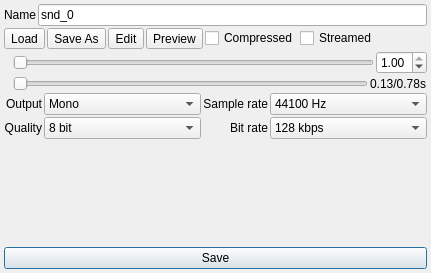
Before: the Qt Designer form Editors/SoundEditor.ui in enigma-dev/RadialGM, drawn with Qt 5.
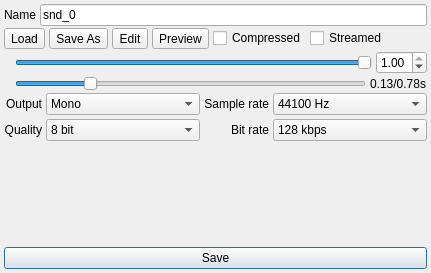
After: the same form once the commit is applied. Icons and pictures are not drawn.

Commit message: configure label buddies

Diff of the .ui file:
```diff
--- a/Editors/SoundEditor.ui
+++ b/Editors/SoundEditor.ui
@@ -36,7 +36,7 @@
    <item>
     <layout class="QHBoxLayout" name="nameLayout">
      <property name="spacing">
-      <number>2</number>
+      <number>4</number>
      </property>
      <item>
       <widget class="QLabel" name="nameLabel">
@@ -57,7 +57,7 @@
    <item>
     <layout class="QHBoxLayout" name="actionsLayout">
      <property name="spacing">
-      <number>2</number>
+      <number>4</number>
      </property>
      <item>
       <widget class="QToolButton" name="loadButton">
@@ -146,6 +146,9 @@
    </item>
    <item>
     <layout class="QHBoxLayout" name="volumeLayout">
+     <property name="spacing">
+      <number>4</number>
+     </property>
      <item>
       <widget class="QLabel" name="volumeLabel">
        <property name="text">
@@ -158,9 +161,30 @@
      </item>
      <item>
       <widget class="QSlider" name="volumeSlider">
+       <property name="maximum">
+        <number>100</number>
+       </property>
+       <property name="value">
+        <number>100</number>
+       </property>
+       <property name="tracking">
+        <bool>true</bool>
+       </property>
        <property name="orientation">
         <enum>Qt::Horizontal</enum>
        </property>
+       <property name="invertedAppearance">
+        <bool>false</bool>
+       </property>
+       <property name="invertedControls">
+        <bool>false</bool>
+       </property>
+       <property name="tickPosition">
+        <enum>QSlider::NoTicks</enum>
+       </property>
+       <property name="tickInterval">
+        <number>0</number>
+       </property>
       </widget>
      </item>
      <item>
@@ -177,6 +201,9 @@
    </item>
    <item>
     <layout class="QHBoxLayout" name="playbackLayout">
+     <property name="spacing">
+      <number>4</number>
+     </property>
      <item>
       <widget class="QLabel" name="playbackLabel">
        <property name="text">
@@ -189,6 +216,12 @@
      </item>
      <item>
       <widget class="QSlider" name="playbackSlider">
+       <property name="minimum">
+        <number>0</number>
+       </property>
+       <property name="value">
+        <number>20</number>
+       </property>
        <property name="orientation">
         <enum>Qt::Horizontal</enum>
        </property>
@@ -205,6 +238,9 @@
    </item>
    <item>
     <layout class="QGridLayout" name="targetOptionsLayout" columnstretch="0,1,0,1">
+     <property name="spacing">
+      <number>4</number>
+     </property>
      <item row="1" column="0">
       <widget class="QLabel" name="outputLabel">
        <property name="text">
```
Left out of the diff: 15 changed lines with no effect on the pictures.
